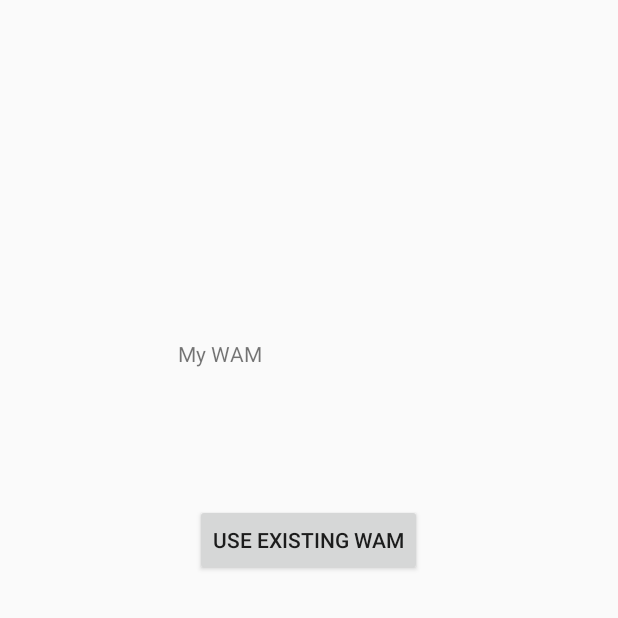
After one commit to cindyhn/UniverCityApp, an Android app: the MyWamActivity screen opened directly, with no data from a screen before it, on a phone screen of 412 x 824 dp, the top half of it. The commit adds this screen. Run offline under Robolectric (Android 15) with nearby library versions, the phone set to English and light mode, and no system bars.

Commit message:
My wam and use existing wam in separate activities.

```diff
--- a/app/src/main/AndroidManifest.xml
+++ b/app/src/main/AndroidManifest.xml
@@ -14,7 +14,8 @@
         android:roundIcon="@mipmap/ic_launcher_round"
         android:supportsRtl="true"
         android:theme="@style/AppTheme">
-        <activity android:name=".WamCalculatorActivity"></activity>
+        <activity android:name=".MyWamActivity"></activity>
+        <activity android:name=".UseExistingWamActivity" />
         <activity android:name=".ExplorationActivity" />
         <activity android:name=".MajorMapsActivity" />
         <activity android:name=".WelcomeActivity">
--- a/app/src/main/java/com/example/univercityapp/Global.java
+++ b/app/src/main/java/com/example/univercityapp/Global.java
@@ -5,4 +5,7 @@ public class Global {
     public static int financeScore = 0;
     public static int economicsScore = 0;
     public static int marketingScore = 0;
+    public static String previousWam;
+    public static double wam = 0;
+    public static String grade;
 }
--- a/app/src/main/java/com/example/univercityapp/MainActivity.java
+++ b/app/src/main/java/com/example/univercityapp/MainActivity.java
@@ -144,8 +144,8 @@ public class MainActivity extends AppCompatActivity {
         overridePendingTransition(R.anim.slide_in_right, R.anim.slide_out_left);
     }
 
-    public void launchWamCalculatorScreen(View v) {
-        Intent myIntent = new Intent(getBaseContext(), WamCalculatorActivity.class);
+    public void launchMyWamScreen(View v) {
+        Intent myIntent = new Intent(getBaseContext(), MyWamActivity.class);
         startActivity(myIntent);
         overridePendingTransition(R.anim.slide_in_right, R.anim.slide_out_left);
     }
--- /dev/null
+++ b/app/src/main/java/com/example/univercityapp/MyWamActivity.java
@@ -0,0 +1,30 @@
+package com.example.univercityapp;
+
+import android.content.Intent;
+import android.support.v7.app.AppCompatActivity;
+import android.os.Bundle;
+import android.view.View;
+import android.widget.TextView;
+
+public class MyWamActivity extends AppCompatActivity {
+
+    TextView tvWam;
+    TextView tvWamGrade;
+
+    @Override
+    protected void onCreate(Bundle savedInstanceState) {
+        super.onCreate(savedInstanceState);
+        setContentView(R.layout.activity_my_wam);
+
+        tvWam = findViewById(R.id.tvWam);
+        tvWamGrade = findViewById(R.id.tvWamGrade);
+
+        tvWam.setText(Global.previousWam);
+        tvWamGrade.setText(Global.grade);
+    }
+
+    public void launchUseExistingWamScreen(View v) {
+        Intent myIntent = new Intent(getBaseContext(), UseExistingWamActivity.class);
+        startActivity(myIntent);
+    }
+}
--- a/app/src/main/res/layout/activity_main.xml
+++ b/app/src/main/res/layout/activity_main.xml
@@ -125,8 +125,8 @@
         android:id="@+id/btWamCalculator"
         android:layout_width="wrap_content"
         android:layout_height="wrap_content"
-        android:onClick="launchWamCalculatorScreen"
-        android:text="Wam Calculator"
+        android:onClick="launchMyWamScreen"
+        android:text="My Wam"
         tools:layout_editor_absoluteX="44dp"
         tools:layout_editor_absoluteY="94dp" />
 
--- /dev/null
+++ b/app/src/main/res/layout/activity_my_wam.xml
@@ -0,0 +1,55 @@
+<?xml version="1.0" encoding="utf-8"?>
+<android.support.constraint.ConstraintLayout xmlns:android="http://schemas.android.com/apk/res/android"
+    xmlns:app="http://schemas.android.com/apk/res-auto"
+    xmlns:tools="http://schemas.android.com/tools"
+    android:layout_width="match_parent"
+    android:layout_height="match_parent"
+    tools:context=".MyWamActivity">
+
+    <TextView
+        android:id="@+id/tvWam"
+        android:layout_width="wrap_content"
+        android:layout_height="wrap_content"
+        android:layout_marginStart="140dp"
+        android:layout_marginTop="39dp"
+        android:layout_marginEnd="263dp"
+        android:text="--"
+        app:layout_constraintEnd_toEndOf="parent"
+        app:layout_constraintStart_toStartOf="parent"
+        app:layout_constraintTop_toBottomOf="@+id/tvMyWam" />
+
+    <TextView
+        android:id="@+id/tvMyWam"
+        android:layout_width="wrap_content"
+        android:layout_height="wrap_content"
+        android:layout_marginStart="118dp"
+        android:layout_marginTop="226dp"
+        android:layout_marginEnd="237dp"
+        android:text="My WAM"
+        app:layout_constraintEnd_toEndOf="parent"
+        app:layout_constraintStart_toStartOf="parent"
+        app:layout_constraintTop_toTopOf="parent" />
+
+    <TextView
+        android:id="@+id/tvWamGrade"
+        android:layout_width="wrap_content"
+        android:layout_height="wrap_content"
+        android:layout_marginStart="29dp"
+        android:text="--"
+        app:layout_constraintBottom_toBottomOf="@+id/tvWam"
+        app:layout_constraintStart_toEndOf="@+id/tvWam"
+        app:layout_constraintTop_toTopOf="@+id/tvWam" />
+
+    <Button
+        android:id="@+id/btUseExistingWam"
+        android:layout_width="wrap_content"
+        android:layout_height="wrap_content"
+        android:layout_marginStart="161dp"
+        android:layout_marginTop="32dp"
+        android:layout_marginEnd="162dp"
+        android:onClick="launchUseExistingWamScreen"
+        android:text="Use Existing Wam"
+        app:layout_constraintEnd_toEndOf="parent"
+        app:layout_constraintStart_toStartOf="parent"
+        app:layout_constraintTop_toBottomOf="@+id/tvWamGrade" />
+</android.support.constraint.ConstraintLayout>
```
Also changed, not shown: app/src/main/java/com/example/univercityapp/UseExistingWamActivity.java (renamed from app/src/main/java/com/example/univercityapp/WamCalculatorActivity.java, +16 -17 lines), app/src/main/res/layout/activity_use_existing_wam.xml (renamed from app/src/main/res/layout/activity_wam_calculator.xml, +3 -37 lines).
